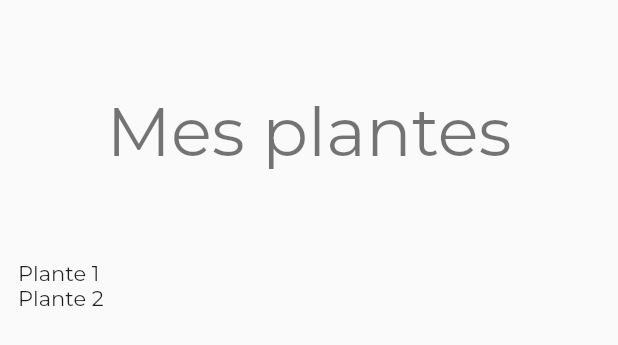
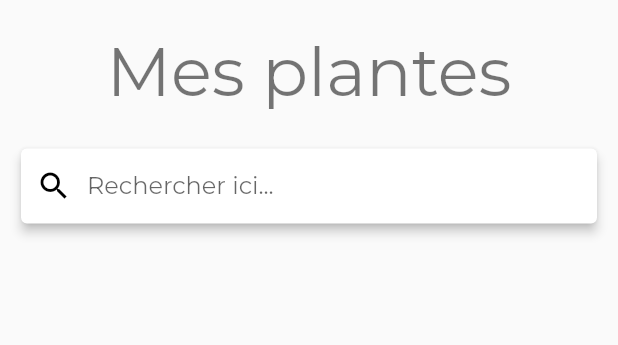
Before and after one commit to Skewnart/feedy, a Flutter app: the MyplantsPage widget shown alone on an empty page, opened directly, on a phone screen of 412 x 824 dp. Shown: the top 345 px of the screen. Run offline on Flutter 3.47's test engine with Material 2 defaults, Android fonts, the phone set to English and light mode, and no system bars; our stand-ins replace google_fonts, supabase, supabase_flutter; accounts and stored records are empty.

Commit message:
Modification page "mes plantes"

```diff
--- a/lib/pages/home_pages/my_plants.page.dart
+++ b/lib/pages/home_pages/my_plants.page.dart
@@ -1,3 +1,9 @@
+import 'dart:developer';
+
+import 'package:feedy/models/my_plant.model.dart';
+import 'package:feedy/widgets/my_plants_card.widget.dart';
+import 'package:feedy/models/plant_type.model.dart';
+import 'package:feedy/services/services.dart';
 import 'package:flutter/material.dart';
 
 class MyplantsPage extends StatefulWidget {
@@ -8,35 +14,95 @@ class MyplantsPage extends StatefulWidget {
 }
 
 class _MyplantsPageState extends State<MyplantsPage> {
-  int _counter = 0;
+  late TextEditingController textController;
 
-  void _incrementCounter() {
-    setState(() {
-      _counter++;
-    });
+  @override
+  void initState() {
+    super.initState();
+    textController = TextEditingController();
   }
 
   @override
   Widget build(BuildContext context) {
-    return Column(children: [
-      Center(
-        child: Padding(
-          padding: const EdgeInsets.only(top: 60, bottom: 40),
+    return Column(
+      mainAxisSize: MainAxisSize.max,
+      crossAxisAlignment: CrossAxisAlignment.stretch,
+      children: [
+        Padding(
+          padding: const EdgeInsetsDirectional.fromSTEB(0, 20, 0, 20),
           child: Text(
-            "Mes plantes",
+            'Mes plantes',
+            textAlign: TextAlign.center,
             style: Theme.of(context).textTheme.headline3,
           ),
         ),
-      ),
-      Expanded(
-        child: ListView(
-          padding: const EdgeInsets.symmetric(vertical: 18, horizontal: 12),
-          children: const [
-            Text("Plante 1"),
-            Text("Plante 2"),
-          ],
+        Padding(
+          padding: const EdgeInsetsDirectional.fromSTEB(10, 0, 10, 20),
+          child: Card(
+            elevation: 3,
+            child: Container(
+              height: 50,
+              child: Row(
+                mainAxisSize: MainAxisSize.max,
+                children: [
+                  const Padding(
+                    padding: EdgeInsetsDirectional.fromSTEB(10, 0, 10, 0),
+                    child: Icon(
+                      Icons.search,
+                      color: Colors.black,
+                      size: 24,
+                    ),
+                  ),
+                  Expanded(
+                    child: TextFormField(
+                      controller: textController,
+                      decoration: const InputDecoration(
+                        isDense: true,
+                        hintText: 'Rechercher ici...',
+                        enabledBorder: UnderlineInputBorder(
+                          borderSide: BorderSide(
+                            color: Color(0x00000000),
+                            width: 1,
+                          ),
+                        ),
+                        focusedBorder: UnderlineInputBorder(
+                          borderSide: BorderSide(
+                            color: Color(0x00000000),
+                            width: 1,
+                          ),
+                        ),
+                      ),
+                    ),
+                  ),
+                ],
+              ),
+            ),
+          ),
         ),
-      ),
-    ]);
+        Expanded(
+          child: ListView(
+            padding: const EdgeInsets.fromLTRB(12, 5, 12, 0),
+            children: [
+              FutureBuilder<List<MyPlant>>(
+                future: Services.of(context).myPlantsService.getPlants(),
+                builder: (context, snapshot) {
+                  final plants = (snapshot.data ?? [])
+                    ..sort((x, y) => y.id - x.id);
+                  return Column(
+                    children: plants.map(_toPlantWidget).toList(),
+                  );
+                },
+              ),
+            ],
+          ),
+        ),
+      ],
+    );
+  }
+
+  Widget _toPlantWidget(MyPlant plant) {
+    return MyPlantCard(
+      plant: plant,
+    );
   }
 }
```
